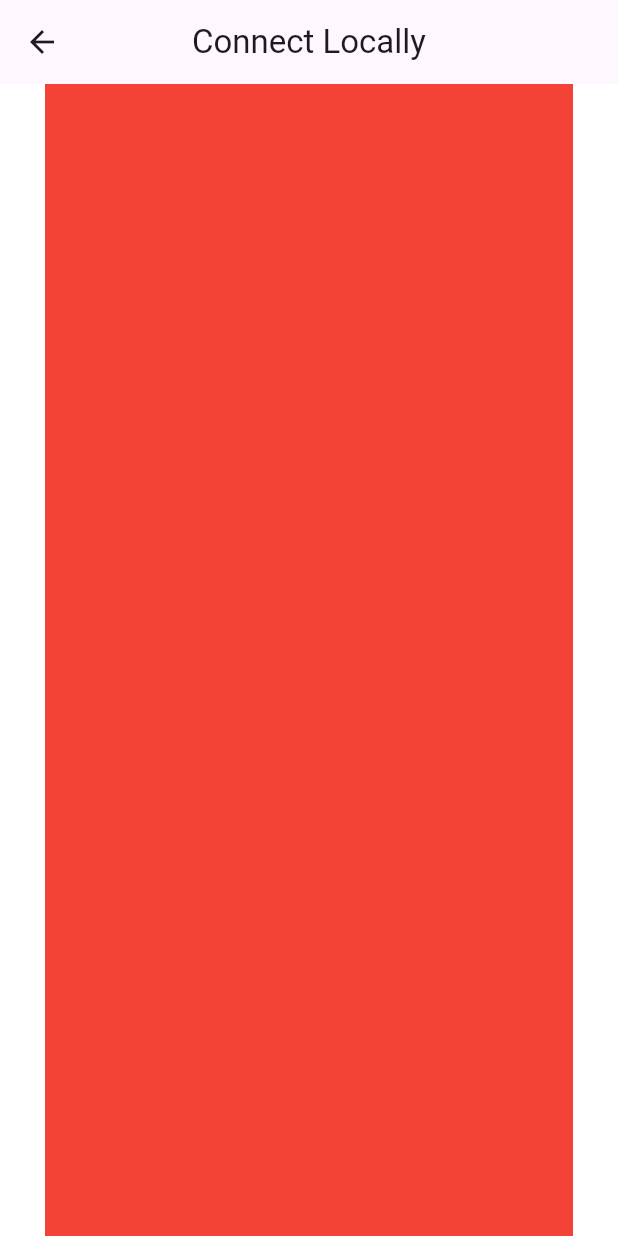
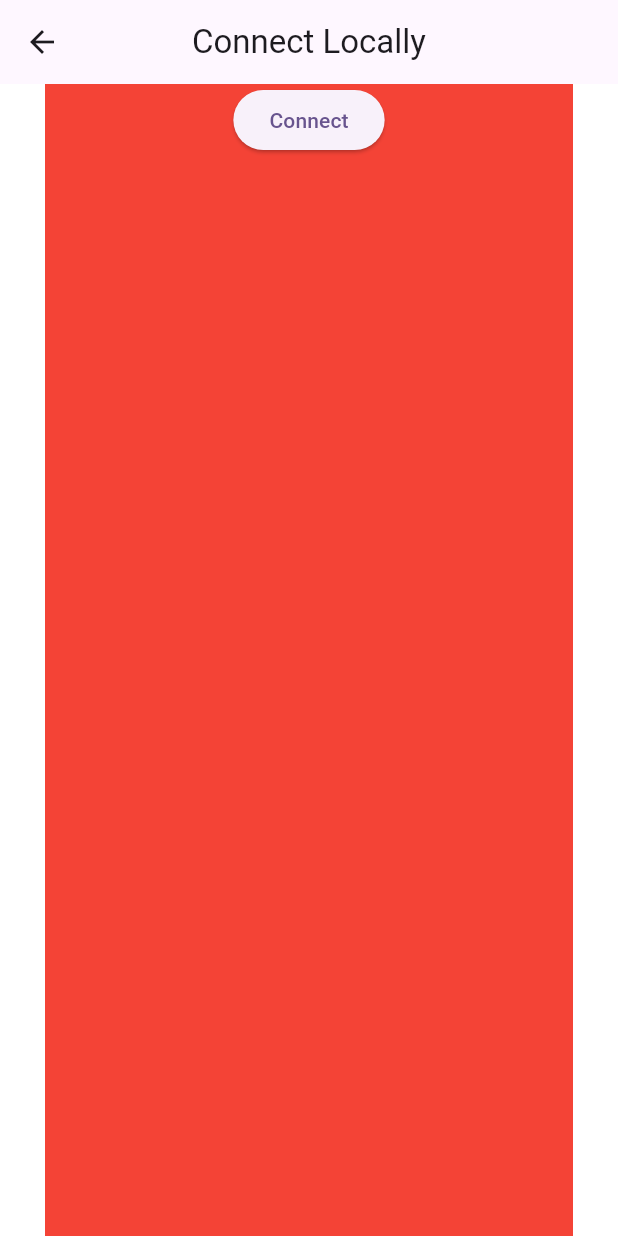
Before and after one commit to smmic-capstone/smmic-app, a Flutter app: the LocalConnect screen opened directly, on a phone screen of 412 x 824 dp. Run offline on Flutter 3.47's test engine with Material 3 defaults, Android fonts, the phone set to English and light mode, and no system bars; our stand-ins replace email_validator, get_it, shared_preferences, sqflite, syncfusion_flutter_charts, syncfusion_flutter_gauges and 1 more; missing offline and left inert: ansicolor, jwt_decode, mqtt_client; accounts and stored records are empty.

Commit message:
mqtt services and provider
- added mqtt services and provider to separate functionality and state management

```diff
--- a/lib/components/drawer.dart
+++ b/lib/components/drawer.dart
@@ -1,6 +1,6 @@
 import 'package:flutter/material.dart';
 import 'package:smmic/pages/accountinfo.dart';
-import 'package:smmic/pages/mqtt.dart';
+import 'package:smmic/pages/local_connect.dart';
 import 'package:smmic/pages/settings.dart';
 
 class ComponentDrawer extends StatefulWidget {
--- a/lib/main.dart
+++ b/lib/main.dart
@@ -5,6 +5,7 @@ import 'package:smmic/preload/preloaddevices.dart';
 import 'package:smmic/providers/device_settings_provider.dart';
 import 'package:smmic/pages/login.dart';
 import 'package:smmic/providers/devices_provider.dart';
+import 'package:smmic/providers/mqtt_provider.dart';
 import 'package:smmic/providers/theme_provider.dart';
 import 'package:smmic/providers/auth_provider.dart';
 import 'package:smmic/providers/user_data_provider.dart';
@@ -25,7 +26,8 @@ void main() {
       ChangeNotifierProvider<UserDataProvider>(
           create: (_) => UserDataProvider()),
       ChangeNotifierProvider<UiProvider>(create: (_) => UiProvider()),
-      ChangeNotifierProvider<DevicesProvider>(create: (_) => DevicesProvider())
+      ChangeNotifierProvider<DevicesProvider>(create: (_) => DevicesProvider()),
+      ChangeNotifierProvider<MqttProvider>(create: (_) => MqttProvider())
     ],
     child: const MyApp(),
   ));
--- /dev/null
+++ b/lib/pages/local_connect.dart
@@ -0,0 +1,101 @@
+import 'package:flutter/material.dart';
+import 'package:mqtt_client/mqtt_server_client.dart';
+import 'package:provider/provider.dart';
+import 'package:smmic/providers/mqtt_provider.dart';
+import 'package:smmic/providers/theme_provider.dart';
+import 'package:mqtt_client/mqtt_client.dart';
+import 'package:smmic/utils/logs.dart';
+
+class LocalConnect extends StatefulWidget {
+  const LocalConnect({super.key});
+
+  @override
+  State<LocalConnect> createState() => _LocalConnectState();
+}
+
+class _LocalConnectState extends State<LocalConnect> {
+  // configurations, utilities
+  final Logs _logs = Logs(tag: 'MqttConnect');
+
+  // mqtt setup
+  final mqttClient = MqttServerClient('10.0.2.2', '');
+
+  // vars
+  // ignore: prefer_final_fields
+  MqttConnectionState _mqttConnectionState = MqttConnectionState.disconnected;
+
+  @override
+  void initState() {
+    super.initState();
+  }
+
+  @override
+  Widget build(BuildContext context) {
+    double w = MediaQuery.of(context).size.width;
+    double h = MediaQuery.of(context).size.height;
+    return Scaffold(
+      appBar: AppBar(
+        title: const Text('Connect Locally'),
+        centerTitle: true,
+      ),
+      body: Container(
+          color: context.watch<UiProvider>().isDark ? Colors.black : Colors.white,
+          padding: const EdgeInsets.symmetric(horizontal: 30),
+          alignment: Alignment.center,
+          child: Container(
+            width: 0.90 * w,
+            color: Colors.red,
+            child: Column(
+              children: [
+                ElevatedButton(
+                    onPressed: () async {
+                      MqttConnectionState connectionState = context.read<MqttProvider>().connectionState;
+                      if (connectionState == MqttConnectionState.connected){
+                        context.read<MqttProvider>().disconnectClient();
+                      }
+                      else if ([MqttConnectionState.disconnected, MqttConnectionState.faulted].contains(connectionState)) {
+                        Exception? err = await context.read<MqttProvider>().initClient(clientIdentifier: '');
+                        if (err != null && context.mounted) {
+                          ScaffoldMessenger.of(context).showSnackBar(
+                              const SnackBar(content: Text('Unable to connect to broker, try again later'))
+                          );
+                        }
+                      }
+                    },
+                    child: Text(
+                      _connectButtonState(context.watch<MqttProvider>().connectionState),
+                      style: _connectButtonTextStyle(
+                          context.watch<MqttProvider>().connectionState,
+                          context.watch<UiProvider>().isDark
+                      ),
+                    )
+                )
+              ],
+            ),
+          )
+      )
+    );
+  }
+
+  String _connectButtonState(MqttConnectionState connState) {
+    String buttonText = 'Connect';
+    if (connState == MqttConnectionState.connecting) {
+      buttonText = 'Connecting';
+    } else if (connState == MqttConnectionState.disconnecting) {
+      buttonText = 'Disconnecting';
+    } else if (connState == MqttConnectionState.connected) {
+      buttonText = 'Connected';
+    }
+    return buttonText;
+  }
+
+  TextStyle _connectButtonTextStyle(MqttConnectionState connState, bool isDark) {
+    TextStyle style = const TextStyle();
+    if (connState == MqttConnectionState.connecting) {
+      double opacity = 0.4;
+      style = TextStyle(color: isDark ? Colors.white.withOpacity(opacity) : Colors.black.withOpacity(opacity));
+    }
+    return style;
+  }
+
+}
```
Also changed, not shown: lib/constants/mqtt.dart (added, +49 -0 lines), lib/pages/mqtt.dart (deleted, +0 -96 lines), lib/providers/mqtt_provider.dart (added, +64 -0 lines), lib/services/mqtt_services.dart (added, +107 -0 lines).
